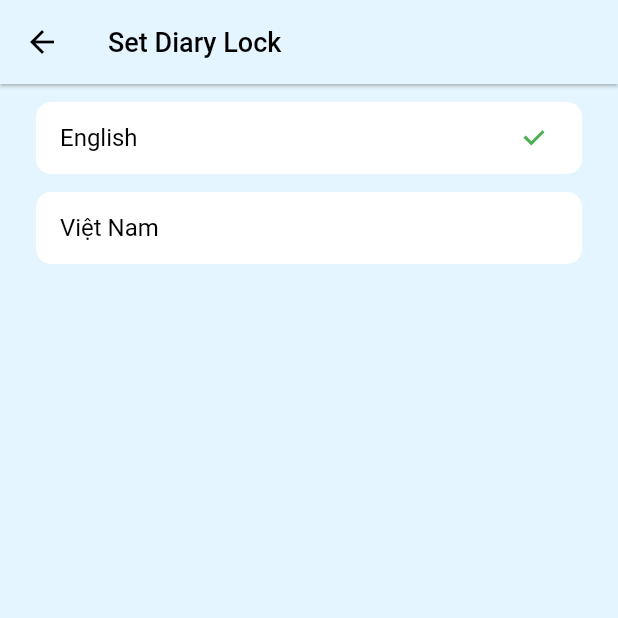
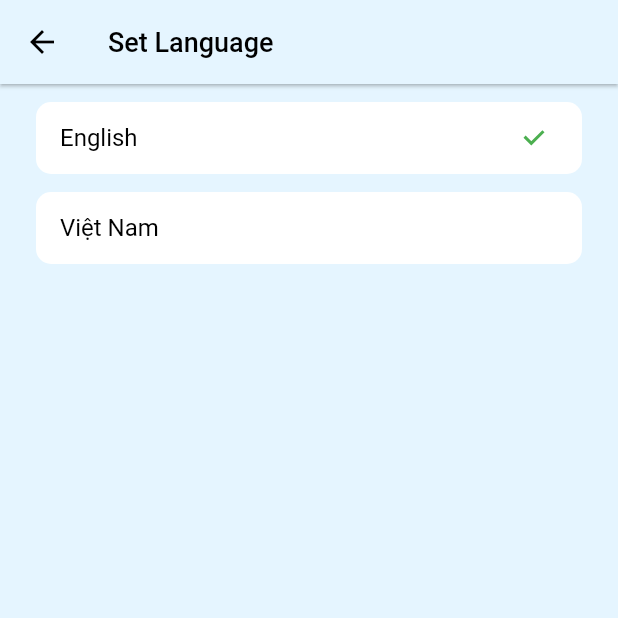
Before and after one commit to VGHao/flutter_memories, a Flutter app: the LanguagePage screen opened directly, on a phone screen of 412 x 824 dp, the top half of it. Run offline on Flutter 3.47's test engine with Material 2 defaults, Android fonts, the phone set to English and light mode, and no system bars; our stand-ins replace another_flushbar, carousel_slider, connectivity_plus, dotted_border, dropdown_button2, easy_localization and 10 more; missing offline and left inert: confirm_dialog, easy_image_viewer, flutter_quill; accounts and stored records are empty.

Commit message:
fixed change language page title

```diff
--- a/assets/translations/en-US.json
+++ b/assets/translations/en-US.json
@@ -103,5 +103,6 @@
     "search_count_single": "diary",
     "search_count_multiple": "diaries",
     "search_count_found": "found",
-    "save_success": "Save Successfully"
+    "save_success": "Save Successfully",
+    "set_languages_title": "Set Language"
 }
--- a/assets/translations/vi.json
+++ b/assets/translations/vi.json
@@ -103,5 +103,6 @@
     "search_count_single": "kết quả",
     "search_count_multiple": "kết quả",
     "search_count_found": "được tìm thấy",
-    "save_success": "Lưu thành công"
+    "save_success": "Lưu thành công",
+    "set_languages_title": "Cài đặt ngôn ngữ"
 }
--- a/lib/pages/language_page.dart
+++ b/lib/pages/language_page.dart
@@ -56,7 +56,7 @@ class _LanguagePageState extends State<LanguagePage> {
     return Scaffold(
       appBar: AppBar(
         elevation: 1,
-        title: Text('set_lock_title'.tr()),
+        title: Text('set_languages_title'.tr()),
         centerTitle: false,
         leading: IconButton(
           icon: const Icon(Icons.arrow_back),
```
